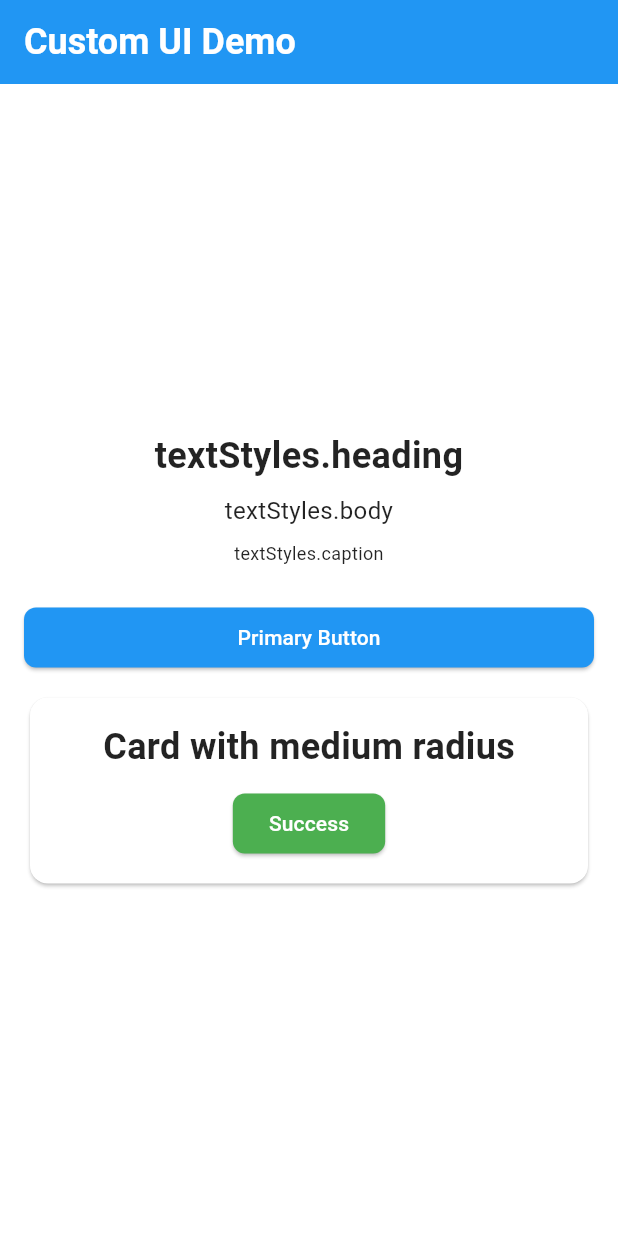
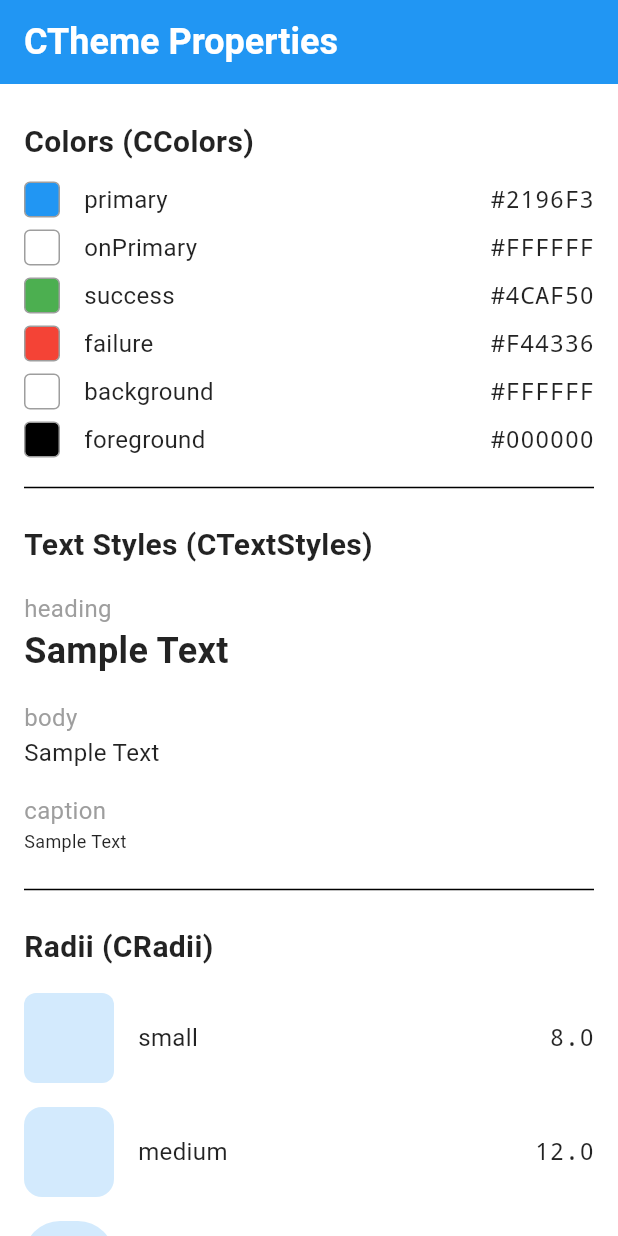
Before and after one commit to qinshah/custom_ui, a Flutter app: the screen it shows after launch, on a phone screen of 412 x 824 dp. Run offline on Flutter 3.47's test engine with Material 3 defaults, Android fonts, the phone set to English and light mode, and no system bars.

Commit message:
feat(example):完整展示CTheme细节

```diff
--- a/example/lib/main.dart
+++ b/example/lib/main.dart
@@ -5,7 +5,7 @@
   runApp(const MyApp());
 }
 
-// TODO 换一种方式存储custom theme
+// Global theme definition remains the same
 final globalCTheme = CTheme(
   colors: const CColors(
     primary: Colors.blue,
@@ -45,7 +45,7 @@
   @override
   Widget build(BuildContext context) {
     return MaterialApp(
-      title: 'Custom UI Demo',
+      title: 'CTheme Demo',
       theme: globalCTheme.toMaterial(),
       home: const MyHomePage(),
     );
@@ -57,63 +57,136 @@
 
   @override
   Widget build(BuildContext context) {
-
     return Scaffold(
       appBar: AppBar(
-        title: const Text('Custom UI Demo'),
+        title: const Text('CTheme Properties'),
       ),
-      body: Center(
-        child: Padding(
+      body: ListView(
         padding: const EdgeInsets.all(16.0),
-          child: Column(
-            mainAxisAlignment: MainAxisAlignment.center,
-            crossAxisAlignment: CrossAxisAlignment.stretch,
-            children: <Widget>[
+        children: [
+          _buildSectionTitle('Colors (CColors)'),
+          _buildColorRow('primary', globalCTheme.colors.primary),
+          _buildColorRow('onPrimary', globalCTheme.colors.onPrimary),
+          _buildColorRow('success', globalCTheme.colors.success),
+          _buildColorRow('failure', globalCTheme.colors.failure),
+          _buildColorRow('background', globalCTheme.colors.background),
+          _buildColorRow('foreground', globalCTheme.colors.foreground),
+          const Divider(height: 32),
+          _buildSectionTitle('Text Styles (CTextStyles)'),
+          _buildTextStyleRow('heading', globalCTheme.textStyles.heading),
+          _buildTextStyleRow('body', globalCTheme.textStyles.body),
+          _buildTextStyleRow('caption', globalCTheme.textStyles.caption),
+          const Divider(height: 32),
+          _buildSectionTitle('Radii (CRadii)'),
+          _buildRadiusRow('small', globalCTheme.radii.small),
+          _buildRadiusRow('medium', globalCTheme.radii.medium),
+          _buildRadiusRow('large', globalCTheme.radii.large),
+          const Divider(height: 32),
+          _buildSectionTitle('Button Styles (CButtonStyles)'),
+          _buildButtonStyleRow('primary', globalCTheme.buttonStyles.primary),
+          if (globalCTheme.buttonStyles.success != null)
+            _buildButtonStyleRow('success', globalCTheme.buttonStyles.success!),
+        ],
+      ),
+    );
+  }
+
+  Widget _buildSectionTitle(String title) {
+    return Padding(
+      padding: const EdgeInsets.symmetric(vertical: 8.0),
+      child: Text(
+        title,
+        style: const TextStyle(fontSize: 20, fontWeight: FontWeight.bold),
+      ),
+    );
+  }
+
+  Widget _buildColorRow(String name, Color color) {
+    return Padding(
+      padding: const EdgeInsets.symmetric(vertical: 4.0),
+      child: Row(
+        children: [
+          Container(
+            width: 24,
+            height: 24,
+            decoration: BoxDecoration(
+              color: color,
+              border: Border.all(color: Colors.grey),
+              borderRadius: BorderRadius.circular(4),
+            ),
+          ),
+          const SizedBox(width: 16),
+          Expanded(
+            child: Text(
+              name,
+              style: const TextStyle(fontSize: 16),
+            ),
+          ),
           Text(
-                'textStyles.heading',
-                style: globalCTheme.textStyles.heading,
-                textAlign: TextAlign.center,
-              ),
-              const SizedBox(height: 8),
-              Text(
-                'textStyles.body',
-                style: globalCTheme.textStyles.body,
-                textAlign: TextAlign.center,
-              ),
-              const SizedBox(height: 8),
-              Text(
-                'textStyles.caption',
-                style: globalCTheme.textStyles.caption,
-                textAlign: TextAlign.center,
-              ),
-              const SizedBox(height: 24),
-              ElevatedButton(
-                onPressed: () {},
-                child: const Text('Primary Button'),
-              ),
-              const SizedBox(height: 12),
-              Card(
-                child: Padding(
-                  padding: const EdgeInsets.all(16.0),
-                  child: Column(
-                    children: [
-                      Text(
-                        'Card with medium radius',
-                        style: globalCTheme.textStyles.heading,
-                      ),
-                      const SizedBox(height: 10),
-                      ElevatedButton(
-                        style: globalCTheme.buttonStyles.success?.toMaterial(),
-                        onPressed: () {},
-                        child: const Text('Success'),
+            '#${color.value.toRadixString(16).substring(2).toUpperCase()}',
+            style: const TextStyle(fontFamily: 'monospace'),
           ),
         ],
       ),
+    );
+  }
+
+  Widget _buildTextStyleRow(String name, TextStyle style) {
+    return Padding(
+      padding: const EdgeInsets.symmetric(vertical: 8.0),
+      child: Column(
+        crossAxisAlignment: CrossAxisAlignment.start,
+        children: [
+          Text(name, style: const TextStyle(fontSize: 16, color: Colors.grey)),
+          Text('Sample Text', style: style),
+        ],
       ),
+    );
+  }
+
+  Widget _buildRadiusRow(String name, Radius radius) {
+    return Padding(
+      padding: const EdgeInsets.symmetric(vertical: 8.0),
+      child: Row(
+        children: [
+          Container(
+            width: 60,
+            height: 60,
+            decoration: BoxDecoration(
+              color: Colors.blue.withOpacity(0.2),
+              borderRadius: BorderRadius.all(radius),
+            ),
+          ),
+          const SizedBox(width: 16),
+          Expanded(
+            child: Text(
+              name,
+              style: const TextStyle(fontSize: 16),
+            ),
+          ),
+          Text(
+            '${radius.x.toStringAsFixed(1)}',
+            style: const TextStyle(fontFamily: 'monospace'),
           ),
         ],
       ),
+    );
+  }
+
+  Widget _buildButtonStyleRow(String name, CButtonStyle style) {
+    return Padding(
+      padding: const EdgeInsets.symmetric(vertical: 8.0),
+      child: Column(
+        crossAxisAlignment: CrossAxisAlignment.start,
+        children: [
+          Text(name, style: const TextStyle(fontSize: 16, color: Colors.grey)),
+          const SizedBox(height: 4),
+          ElevatedButton(
+            style: style.toMaterial(),
+            onPressed: () {},
+            child: Text('Styled Button'),
           ),
+        ],
       ),
     );
   }
```
Lines whose indentation alone changed are shown as unchanged.
